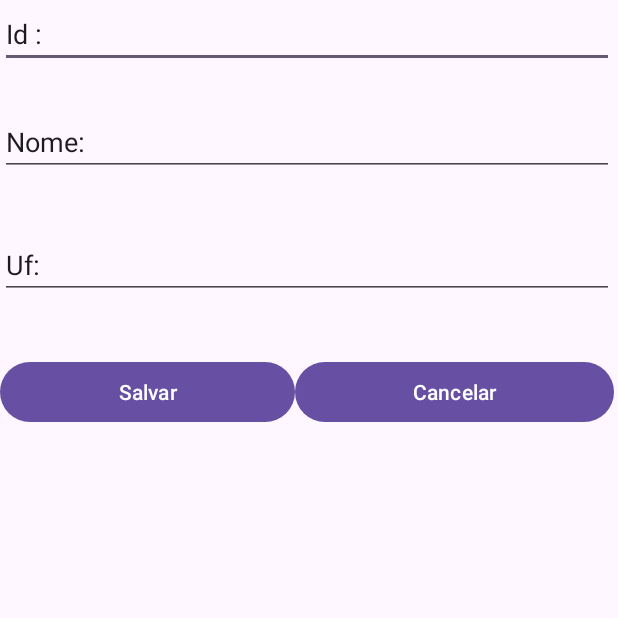
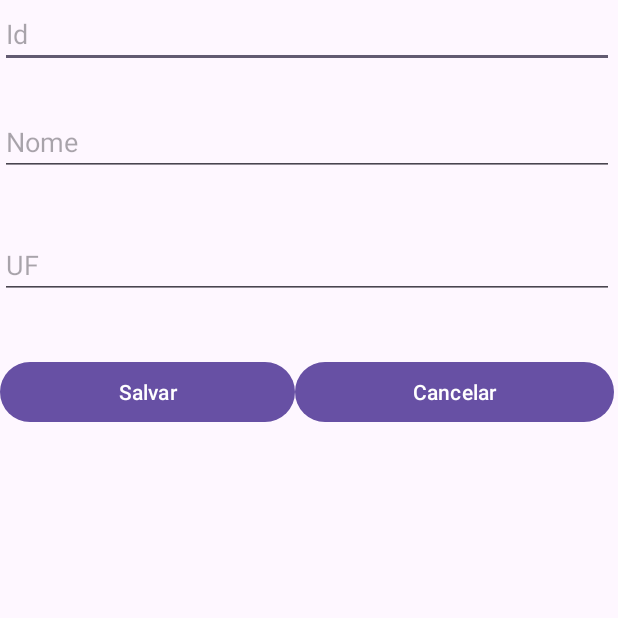
Before and after one commit to lucalves0/cadBairro, an Android app: the ListBairroActivity screen opened directly, with no data from a screen before it, after a tap on "Novo", on a phone screen of 412 x 824 dp, the top half of it. Run offline under Robolectric (Android 15) with nearby library versions, the phone set to English and light mode, and no system bars.

Commit message:
Atualização do cadastro de bairro

```diff
--- a/app/src/main/java/br/com/dgs/db/DB.java
+++ b/app/src/main/java/br/com/dgs/db/DB.java
@@ -10,9 +10,9 @@ public class DB extends SQLiteOpenHelper {
     public static final String TBL_BAIRRO = "bairro";
 
     public static final String SCRIPT_TBL_BAIRRO = "create table bairro(" +
-            "id string not null primary key." +
+            "id string not null primary key," +
             "nome text, " +
-            "ut text;";
+            "ut text);";
 
     public DB(Context context){
         super(context, NOME_BANCO, null, 1);
--- a/app/src/main/java/br/com/dgs/view/CadBairroActivity.java
+++ b/app/src/main/java/br/com/dgs/view/CadBairroActivity.java
@@ -45,8 +45,8 @@ public class CadBairroActivity extends AppCompatActivity {
 
                 Bairro bairro = new Bairro();
                 bairro.setId(edId.getText().toString());
-                bairro.setId(edNome.getText().toString());
-                bairro.setId(edUf.getText().toString());
+                bairro.setNome(edNome.getText().toString());
+                bairro.setUf(edUf.getText().toString());
 
                 BairroRepository bairroRepository = BairroRepository.getInstance(CadBairroActivity.this);
                 if(tagForm == TagForm.I){
--- a/app/src/main/java/br/com/dgs/view/ListBairroActivity.java
+++ b/app/src/main/java/br/com/dgs/view/ListBairroActivity.java
@@ -23,7 +23,7 @@ import br.com.dgs.utils.TagForm;
 
 public class ListBairroActivity extends AppCompatActivity {
 
-    ListView lvBairro;
+    ListView lvBairros;
     Button btnNovo;
     Button btnVoltar;
     BairroRepository bairroRepository;
@@ -35,7 +35,7 @@ public class ListBairroActivity extends AppCompatActivity {
         bairroRepository = BairroRepository.getInstance(this);
         atualiza();
 
-        lvBairro.setOnItemClickListener(new AdapterView.OnItemClickListener() {
+        lvBairros.setOnItemClickListener(new AdapterView.OnItemClickListener() {
             @Override
             public void onItemClick(AdapterView<?> parent, View view, int position, long id) {
                 final Bairro bairro = (Bairro) parent.getItemAtPosition(position);
@@ -90,9 +90,9 @@ public class ListBairroActivity extends AppCompatActivity {
 
     public void atualiza() {
         List<Bairro> bairros = bairroRepository.getAll();
-        lvBairro = findViewById(R.id.lvBairros);
+        lvBairros = findViewById(R.id.lvBairros);
         ArrayAdapter ad = new BairroAdapter(this, R.layout.lista_bairros, bairros);
-        lvBairro.setAdapter(ad);
+        lvBairros.setAdapter(ad);
     }
 
 
--- a/app/src/main/res/layout/activity_cad_bairro.xml
+++ b/app/src/main/res/layout/activity_cad_bairro.xml
@@ -24,8 +24,8 @@
                 android:layout_height="wrap_content"
                 android:layout_weight="1"
                 android:ems="10"
-                android:inputType="text"
-                android:text="Id : " />
+                android:hint="Id"
+                android:inputType="text" />
         </LinearLayout>
 
         <LinearLayout
@@ -39,8 +39,8 @@
                 android:layout_height="wrap_content"
                 android:layout_weight="1"
                 android:ems="10"
-                android:inputType="text"
-                android:text="Nome: " />
+                android:hint="Nome"
+                android:inputType="text" />
         </LinearLayout>
 
         <LinearLayout
@@ -54,8 +54,8 @@
                 android:layout_height="wrap_content"
                 android:layout_weight="1"
                 android:ems="10"
-                android:inputType="text"
-                android:text="Uf: " />
+                android:hint="UF"
+                android:inputType="text" />
         </LinearLayout>
 
         <LinearLayout
--- a/app/src/main/res/layout/activity_list_bairro.xml
+++ b/app/src/main/res/layout/activity_list_bairro.xml
@@ -7,8 +7,8 @@
     tools:context=".view.ListBairroActivity">
 
     <LinearLayout
-        android:layout_width="358dp"
-        android:layout_height="638dp"
+        android:layout_width="414dp"
+        android:layout_height="730dp"
         android:orientation="vertical"
         tools:layout_editor_absoluteX="1dp"
         tools:layout_editor_absoluteY="1dp">
@@ -20,7 +20,7 @@
 
             <Button
                 android:id="@+id/btnNovoBairroLista"
-                android:layout_width="wrap_content"
+                android:layout_width="98dp"
                 android:layout_height="wrap_content"
                 android:layout_weight="1"
                 android:text="Novo" />
--- a/app/src/main/res/layout/activity_main.xml
+++ b/app/src/main/res/layout/activity_main.xml
@@ -7,8 +7,8 @@
     tools:context=".MainActivity">
 
     <LinearLayout
-        android:layout_width="409dp"
-        android:layout_height="729dp"
+        android:layout_width="405dp"
+        android:layout_height="675dp"
         android:layout_marginStart="1dp"
         android:layout_marginTop="1dp"
         android:layout_marginEnd="1dp"
@@ -28,7 +28,7 @@
             <Button
                 android:id="@+id/CadBairro"
                 android:layout_width="385dp"
-                android:layout_height="122dp"
+                android:layout_height="match_parent"
                 android:layout_weight="1"
                 android:text="Cadastrar Bairro" />
 
--- a/app/src/main/res/layout/lista_bairros.xml
+++ b/app/src/main/res/layout/lista_bairros.xml
@@ -12,6 +12,7 @@
         tools:layout_editor_absoluteY="1dp">
 
         <LinearLayout
+            android:id="@+id/txvIdBairroLista"
             android:layout_width="match_parent"
             android:layout_height="wrap_content"
             android:orientation="horizontal">
@@ -21,8 +22,8 @@
 
                 android:layout_width="wrap_content"
                 android:layout_height="wrap_content"
-                android:textColor="@color/black"
-                android:text=" ID : " />
+                android:text=" ID : "
+                android:textColor="@color/black" />
 
             <TextView
                 android:id="@+id/txvIdBairroLista"
```
